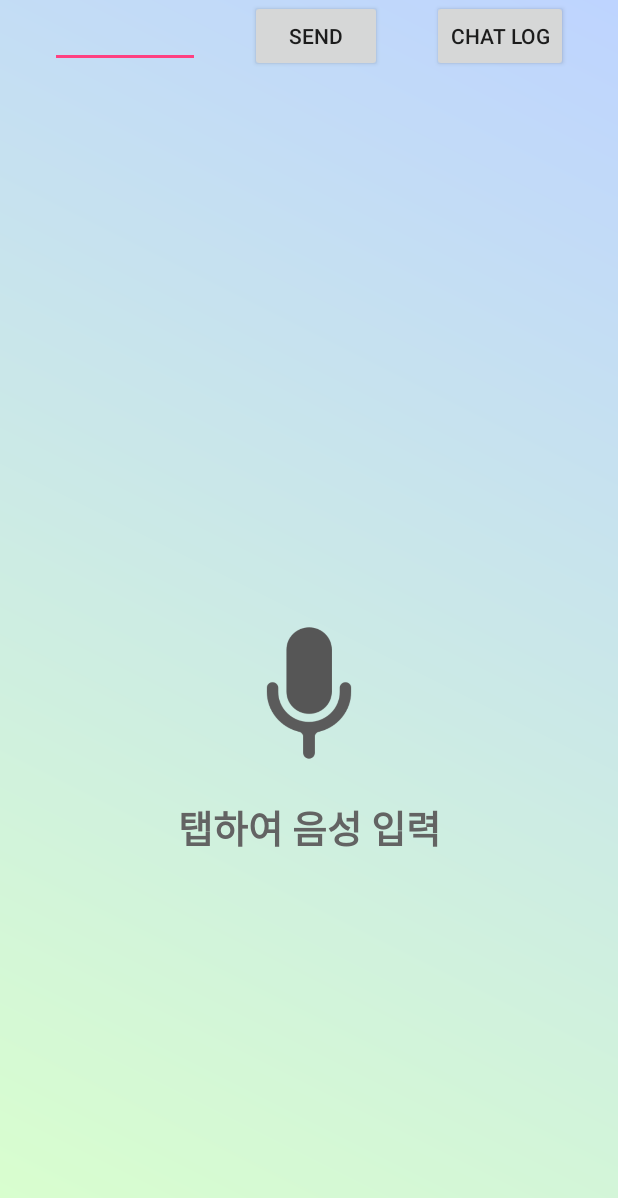
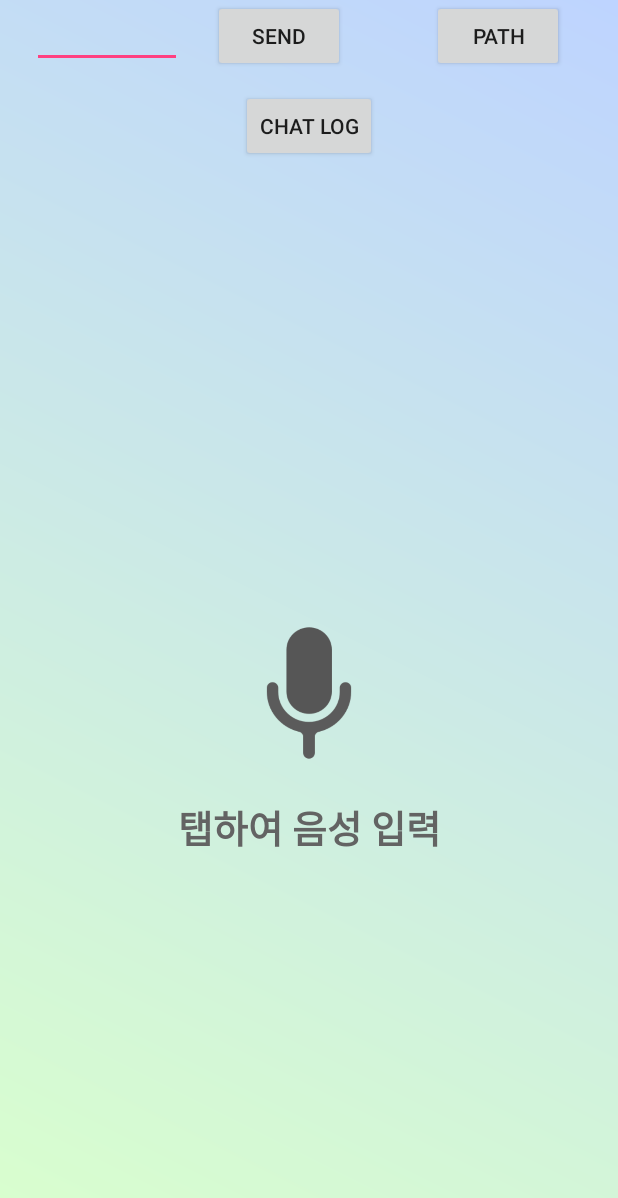
Before and after one commit to hanhb1011/Pineapple, an Android app: the screen it shows after launch (MainActivity), on a phone screen of 412 x 824 dp. Shown: the top 1198 px of the screen. Run offline under Robolectric (Android 15) with nearby library versions, the phone set to English and light mode, and no system bars; libraries missing offline, so code that uses them is left out: com.skt; 7 statements that could not run were skipped.

Commit message:
merge code

```diff
--- /dev/null
+++ b/Pineapple_Android/app/src/main/java/org/androidtown/pineapple_android/Interface/NavigationInterface.java
@@ -0,0 +1,11 @@
+package org.androidtown.pineapple_android.Interface;
+
+import com.skt.Tmap.TMapPOIItem;
+
+/**
+ * Created by MSI on 2018-05-27.
+ */
+
+public interface NavigationInterface {
+    void successToGetDestination(TMapPOIItem item);
+}
--- a/Pineapple_Android/app/src/main/java/org/androidtown/pineapple_android/MainActivity.java
+++ b/Pineapple_Android/app/src/main/java/org/androidtown/pineapple_android/MainActivity.java
@@ -17,7 +17,10 @@ import android.widget.EditText;
 import android.widget.TextView;
 import android.widget.Toast;
 
+import com.skt.Tmap.TMapPOIItem;
+
 import org.androidtown.pineapple_android.Interface.LocationInterface;
+import org.androidtown.pineapple_android.Interface.NavigationInterface;
 import org.androidtown.pineapple_android.Model.FindTheWay;
 import org.androidtown.pineapple_android.Retrofit.RetrofitService;
 import org.androidtown.pineapple_android.Util.ApiUtils;
@@ -51,9 +54,8 @@ public class MainActivity extends AppCompatActivity {
 
     private RetrofitService mService;
     FindTheWay mWay;
-    Navigation navi;
+    public static Navigation navi;
     GpsInfoService gps;
-
 
     @Override
     protected void onCreate(Bundle savedInstanceState) {
@@ -66,8 +68,11 @@ public class MainActivity extends AppCompatActivity {
         bindView();
         setView();
         testInit();//테스트
+        setCallback();
+    }
 
-        gps.callback = new LocationInterface() {
+    private void setCallback() {
+        gps.setCallback(new LocationInterface() {
             @Override
             public void locationChangedCallBack(double lon, double lat) {
                 if(navi.isStarted()){
@@ -79,13 +84,21 @@ public class MainActivity extends AppCompatActivity {
                             break;
                         case 1: //type : Point
                             //음성안내
-                            //dpl.getDescription();
-                            //tv.append(navi.getDescription()+"\n");
+                            speak(navi.getDescription());
                             navi.nextFeature();
+                        default:
+                            break;
                     }
                 }
             }
-        };
+        });
+
+        tmap.setCallback(new NavigationInterface() { //목적지 정보를 가저온경우
+            @Override
+            public void successToGetDestination(TMapPOIItem item) {
+                loadAnswer(item.getPOIPoint().getLongitude(), item.getPOIPoint().getLatitude());
+            }
+        });
     }
 
     private void testInit() {
@@ -113,6 +126,15 @@ public class MainActivity extends AppCompatActivity {
             public void onClick(View view) {
                 ChatLogFragment chatLogFragment = new ChatLogFragment();
                 chatLogFragment.show(getFragmentManager(),"");
+            }
+        });
+
+        findViewById(R.id.path_btn).setOnClickListener(new View.OnClickListener() {
+            @Override
+            public void onClick(View view) {
+                PathFragment pathFragment = new PathFragment();
+                navi.setCurrentMarker(gps.getLongitude(), gps.getLatitude());
+                pathFragment.show(getFragmentManager(),"");
             }
         });
 
@@ -150,6 +172,8 @@ public class MainActivity extends AppCompatActivity {
         }else{
             gps = new GpsInfoService(this);
         }
+
+
     }
 
 
@@ -314,12 +338,14 @@ public class MainActivity extends AppCompatActivity {
     }
 
 
-    public void loadAnswer() {
+    public void loadAnswer(double endX, double endY) {
+        Toast.makeText(this, "11111", Toast.LENGTH_SHORT).show();
         if(gps!=null) {
+            Toast.makeText(this, "22222", Toast.LENGTH_SHORT).show();
             double startX = 126.9823439963945;
             double startY = 37.56461982743129;
-            double endX = 127.000732;
-            double endY = 37.557758;
+            //double endX = 127.000732;
+            //double endY = 37.557758;
 
 
             NavigationBody navigationBody = new NavigationBody();
@@ -327,6 +353,9 @@ public class MainActivity extends AppCompatActivity {
                 startX = gps.getLongitude();
                 startY = gps.getLatitude();
             }
+
+            String s = "현재위도 : " + startY + "\n" + "현재경도" + startX + "\n";
+            testTextView.append(s);
 
             navigationBody.setStartPoint(startX, startY); //출발지 설정
             navigationBody.setEndPoint(endX, endY); //목적지 설정
@@ -344,11 +373,9 @@ public class MainActivity extends AppCompatActivity {
                             Log.d("mWay", "null");
                         else {
                             navi.startNavigation(mWay);
-
                             navi.drawWayInMap();
                             if (navi.getCurrentState() == 1) {
-                                //navi.getDescription() , 음성안내
-                                // tv.append(navi.getDescription()+"\n");
+                                speak(navi.getDescription()); //음성안내
                                 navi.nextFeature();
                             } else {
 
--- a/Pineapple_Android/app/src/main/java/org/androidtown/pineapple_android/MainHandler.java
+++ b/Pineapple_Android/app/src/main/java/org/androidtown/pineapple_android/MainHandler.java
@@ -37,11 +37,11 @@ public class MainHandler extends Handler {
                         .append("주소 : ").append(item.getPOIAddress()).append("\n")
                         .append("위도 : ").append(item.getPOIPoint().getLatitude()).append("\n")
                         .append("경도 : ").append(item.getPOIPoint().getLongitude()).append("\n")
-                        .append("거리 : ").append(item.getDistance(((MainActivity)context).tmap.getCurrentTMapPoint())).append("\n")
-                        .append("현재위도 : ").append(((MainActivity)context).tmap.getCurrentTMapPoint().getLatitude()).append("\n")
-                        .append("현재경도 : ").append(((MainActivity)context).tmap.getCurrentTMapPoint().getLongitude()).append("\n");
+                        .append("거리 : ").append(item.getDistance(((MainActivity)context).tmap.getCurrentTMapPoint())).append("\n");
 
                 ((MainActivity)context).testTextView.setText(str);
+                ((MainActivity)context).loadAnswer(item.getPOIPoint().getLongitude(),item.getPOIPoint().getLatitude());
+
                 break;
 
             case GroupConstants.MSG_TEST_BT :
--- a/Pineapple_Android/app/src/main/java/org/androidtown/pineapple_android/Tmap.java
+++ b/Pineapple_Android/app/src/main/java/org/androidtown/pineapple_android/Tmap.java
@@ -8,6 +8,8 @@ import com.skt.Tmap.TMapPOIItem;
 import com.skt.Tmap.TMapPoint;
 import com.skt.Tmap.TMapTapi;
 import com.skt.Tmap.TMapView;
+
+import org.androidtown.pineapple_android.Interface.NavigationInterface;
 
 import java.util.ArrayList;
 
@@ -22,6 +24,8 @@ public class Tmap {
     private TMapView tMapView;
     private TMapTapi tmaptapi;
 
+    NavigationInterface callback;
+
     Tmap(Context context) {
         this.context = context;
         tMapView = new TMapView(context);
@@ -30,8 +34,10 @@ public class Tmap {
         tmaptapi = new TMapTapi(context);
         tmaptapi.setSKTMapAuthentication(tmapKey);
         tMapData = new TMapData();
+    }
 
-
+    public void setCallback(NavigationInterface callback){
+        this.callback = callback;
     }
 
     //키워드를 입력받고 가장 유사도가 높은 결과를 출력한다.
@@ -54,6 +60,8 @@ public class Tmap {
                         message.what = GroupConstants.MSG_TEST;
                         message.obj = minTMapPOIItem;
                         ((MainActivity)context).mainHandler.sendMessage(message);
+                        //Log.d("Tmap Class","success to get minTMapPOIItem");
+                        //callback.successToGetDestination(minTMapPOIItem);
                     }
 
                     //목적지를 찾을 수 없습니다.
--- a/Pineapple_Android/app/src/main/java/org/androidtown/pineapple_android/Util/GpsInfoService.java
+++ b/Pineapple_Android/app/src/main/java/org/androidtown/pineapple_android/Util/GpsInfoService.java
@@ -128,6 +128,10 @@ public class GpsInfoService extends Service implements LocationListener {
         }
     }
 
+    public void setCallback(LocationInterface callback){
+        this.callback = callback;
+    }
+
     /**
      * 위도값을 가져옵니다.
      * */
--- a/Pineapple_Android/app/src/main/java/org/androidtown/pineapple_android/Util/Navigation.java
+++ b/Pineapple_Android/app/src/main/java/org/androidtown/pineapple_android/Util/Navigation.java
@@ -223,7 +223,9 @@ public class Navigation {
     }
 
     public void setCurrentMarker(double currentX, double currentY){
-        tMapView.removeMarkerItem("현재위치");
+        try {
+            tMapView.removeMarkerItem("현재위치");
+        }catch(Exception e){}
         TMapMarkerItem currentItem = new TMapMarkerItem();
         currentItem.setName("현재위치");
         currentItem.setTMapPoint(new TMapPoint(currentX, currentY));
--- a/Pineapple_Android/app/src/main/res/layout/activity_main.xml
+++ b/Pineapple_Android/app/src/main/res/layout/activity_main.xml
@@ -27,12 +27,23 @@
 
     <Button
         android:id="@+id/activity_btn"
-        app:layout_constraintTop_toTopOf="parent"
-        app:layout_constraintLeft_toRightOf="@+id/test_btn"
+        app:layout_constraintTop_toBottomOf="@id/test_btn"
+        app:layout_constraintLeft_toLeftOf="parent"
         app:layout_constraintRight_toRightOf="parent"
+        app:layout_constraintBottom_toTopOf="@id/speech_tv"
         android:text="CHAT LOG"
         android:layout_width="wrap_content"
         android:layout_height="wrap_content" />
+
+    <Button
+        android:id="@+id/path_btn"
+        app:layout_constraintTop_toTopOf="@+id/test_btn"
+        app:layout_constraintLeft_toRightOf="@+id/activity_btn"
+        app:layout_constraintRight_toRightOf="parent"
+        android:text="PATH"
+        android:layout_width="wrap_content"
+        android:layout_height="wrap_content" />
+
 
     <TextView
         app:layout_constraintTop_toBottomOf="@id/test_et"
@@ -44,7 +55,7 @@
         app:layout_constraintLeft_toLeftOf="parent"
         app:layout_constraintRight_toRightOf="parent"
         app:layout_constraintTop_toTopOf="parent"
-        android:layout_marginTop="30dp"
+        android:layout_marginTop="120dp"
         android:layout_marginRight="15dp"
         android:layout_marginLeft="15dp"
         android:layout_marginBottom="15dp"
```
Also changed, not shown: Pineapple_Android/app/src/main/java/org/androidtown/pineapple_android/PathFragment.java (added, +53 -0 lines), Pineapple_Android/app/src/main/res/layout/fragment_path.xml (added, +14 -0 lines).
